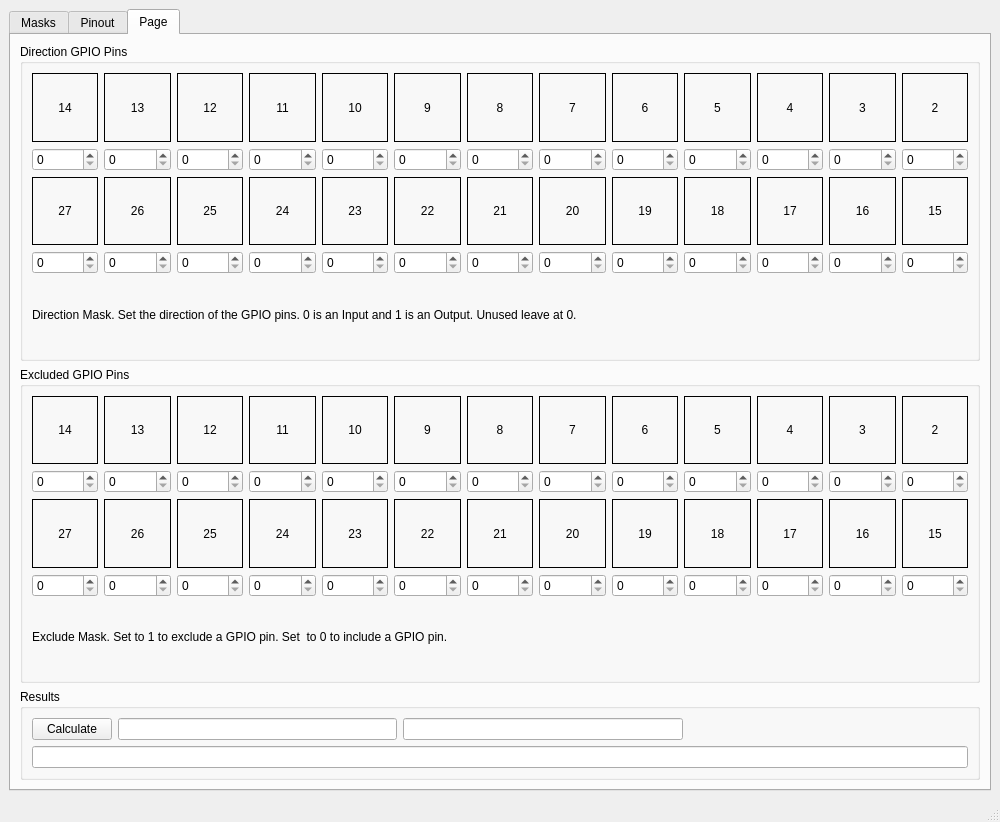
Qt form rpi-gpio/src/rpi-gpio.ui (jethornton/rpi_gpio) before a commit.
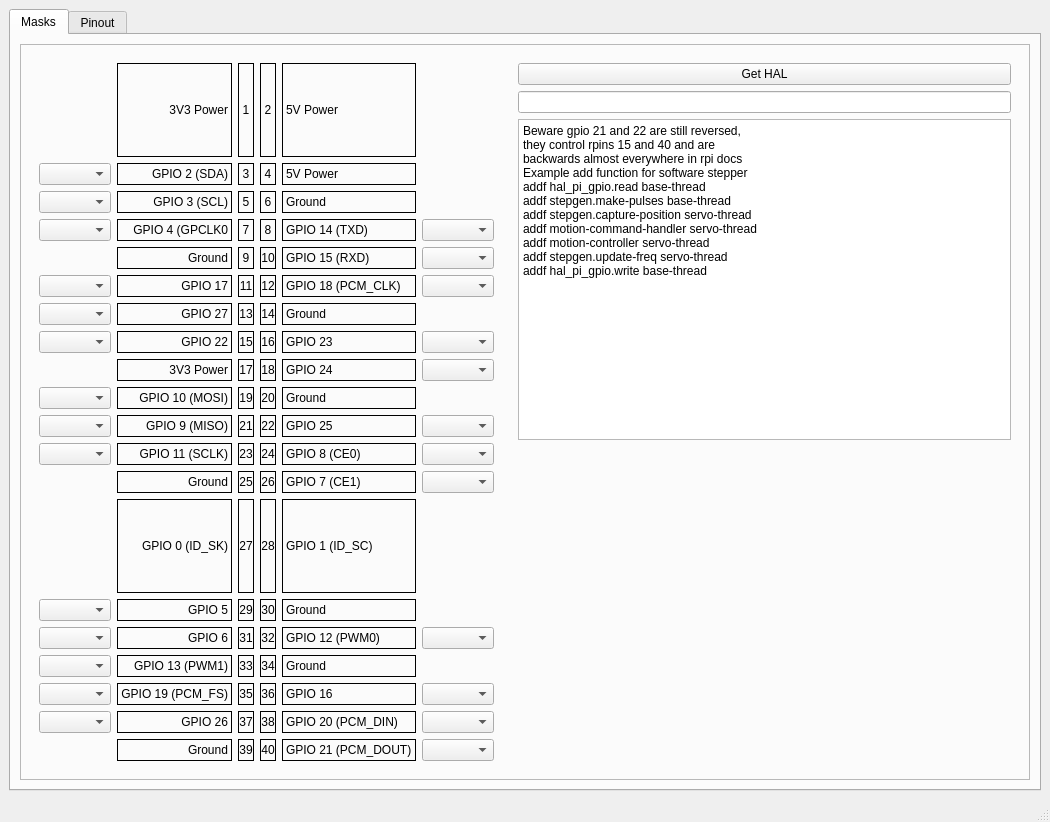
The same form after that commit. The open tabs and pages were chosen to show the change.

Commit message: remove old code

Patch:
```diff
--- a/rpi-gpio/src/rpi-gpio.ui
+++ b/rpi-gpio/src/rpi-gpio.ui
@@ -6,7 +6,7 @@
    <rect>
     <x>0</x>
     <y>0</y>
-    <width>1000</width>
+    <width>1050</width>
     <height>822</height>
    </rect>
   </property>
@@ -58,7 +58,14 @@
                </spacer>
               </item>
               <item row="1" column="0">
-               <widget class="QLineEdit" name="halLE"/>
+               <widget class="QLineEdit" name="halLE">
+                <property name="minimumSize">
+                 <size>
+                  <width>350</width>
+                  <height>0</height>
+                 </size>
+                </property>
+               </widget>
               </item>
               <item row="2" column="0">
                <widget class="QPlainTextEdit" name="plainTextEdit">
@@ -1226,1129 +1233,6 @@
         </item>
        </layout>
       </widget>
-      <widget class="QWidget" name="tab_3">
-       <attribute name="title">
-        <string>Page</string>
-       </attribute>
-       <layout class="QGridLayout" name="gridLayout_7">
-        <item row="0" column="0">
-         <widget class="QGroupBox" name="groupBox">
-          <property name="title">
-           <string>Direction GPIO Pins</string>
-          </property>
-          <layout class="QGridLayout" name="gridLayout_2">
-           <item row="0" column="10">
-            <widget class="QLabel" name="label_3">
-             <property name="frameShape">
-              <enum>QFrame::Box</enum>
-             </property>
-             <property name="text">
-              <string>4</string>
-             </property>
-             <property name="alignment">
-              <set>Qt::AlignCenter</set>
-             </property>
-            </widget>
-           </item>
-           <item row="0" column="9">
-            <widget class="QLabel" name="label_4">
-             <property name="frameShape">
-              <enum>QFrame::Box</enum>
-             </property>
-             <property name="text">
-              <string>5</string>
-             </property>
-             <property name="alignment">
-              <set>Qt::AlignCenter</set>
-             </property>
-            </widget>
-           </item>
-           <item row="0" column="12">
-            <widget class="QLabel" name="label">
-             <property name="frameShape">
-              <enum>QFrame::Box</enum>
-             </property>
-             <property name="text">
-              <string>2</string>
-             </property>
-             <property name="alignment">
-              <set>Qt::AlignCenter</set>
-             </property>
-            </widget>
-           </item>
-           <item row="1" column="3">
-            <widget class="QSpinBox" name="dirSP_9">
-             <property name="maximum">
-              <number>1</number>
-             </property>
-            </widget>
-           </item>
-           <item row="1" column="4">
-            <widget class="QSpinBox" name="dirSP_8">
-             <property name="maximum">
-              <number>1</number>
-             </property>
-            </widget>
-           </item>
-           <item row="1" column="5">
-            <widget class="QSpinBox" name="dirSP_7">
-             <property name="maximum">
-              <number>1</number>
-             </property>
-            </widget>
-           </item>
-           <item row="1" column="6">
-            <widget class="QSpinBox" name="dirSP_6">
-             <property name="maximum">
-              <number>1</number>
-             </property>
-            </widget>
-           </item>
-           <item row="1" column="7">
-            <widget class="QSpinBox" name="dirSP_5">
-             <property name="maximum">
-              <number>1</number>
-             </property>
-            </widget>
-           </item>
-           <item row="1" column="8">
-            <widget class="QSpinBox" name="dirSP_4">
-             <property name="maximum">
-              <number>1</number>
-             </property>
-            </widget>
-           </item>
-           <item row="1" column="9">
-            <widget class="QSpinBox" name="dirSP_3">
-             <property name="maximum">
-              <number>1</number>
-             </property>
-            </widget>
-           </item>
-           <item row="1" column="10">
-            <widget class="QSpinBox" name="dirSP_2">
-             <property name="maximum">
-              <number>1</number>
-             </property>
-            </widget>
-           </item>
-           <item row="1" column="11">
-            <widget class="QSpinBox" name="dirSP_1">
-             <property name="maximum">
-              <number>1</number>
-             </property>
-            </widget>
-           </item>
-           <item row="1" column="12">
-            <widget class="QSpinBox" name="dirSP_0">
-             <property name="maximum">
-              <number>1</number>
-             </property>
-            </widget>
-           </item>
-           <item row="0" column="8">
-            <widget class="QLabel" name="label_5">
-             <property name="frameShape">
-              <enum>QFrame::Box</enum>
-             </property>
-             <property name="text">
-              <string>6</string>
-             </property>
-             <property name="alignment">
-              <set>Qt::AlignCenter</set>
-             </property>
-            </widget>
-           </item>
-           <item row="0" column="7">
-            <widget class="QLabel" name="label_6">
-             <property name="frameShape">
-              <enum>QFrame::Box</enum>
-             </property>
-             <property name="text">
-              <string>7</string>
-             </property>
-             <property name="alignment">
-              <set>Qt::AlignCenter</set>
-             </property>
-            </widget>
-           </item>
-           <item row="0" column="5">
-            <widget class="QLabel" name="label_8">
-             <property name="frameShape">
-              <enum>QFrame::Box</enum>
-             </property>
-             <property name="text">
-              <string>9</string>
-             </property>
-             <property name="alignment">
-              <set>Qt::AlignCenter</set>
-             </property>
-            </widget>
-           </item>
-           <item row="0" column="6">
-            <widget class="QLabel" name="label_7">
-             <property name="frameShape">
-              <enum>QFrame::Box</enum>
-             </property>
-             <property name="text">
-              <string>8</string>
-             </property>
-             <property name="alignment">
-              <set>Qt::AlignCenter</set>
-             </property>
-            </widget>
-           </item>
-           <item row="0" column="4">
-            <widget class="QLabel" name="label_9">
-             <property name="frameShape">
-              <enum>QFrame::Box</enum>
-             </property>
-             <property name="text">
-              <string>10</string>
-             </property>
-             <property name="alignment">
-              <set>Qt::AlignCenter</set>
-             </property>
-            </widget>
-           </item>
-           <item row="0" column="11">
-            <widget class="QLabel" name="label_2">
-             <property name="frameShape">
-              <enum>QFrame::Box</enum>
-             </property>
-             <property name="text">
-              <string>3</string>
-             </property>
-             <property name="alignment">
-              <set>Qt::AlignCenter</set>
-             </property>
-            </widget>
-           </item>
-           <item row="0" column="2">
-            <widget class="QLabel" name="label_11">
-             <property name="frameShape">
-              <enum>QFrame::Box</enum>
-             </property>
-             <property name="text">
-              <string>12</string>
-             </property>
-             <property name="alignment">
-              <set>Qt::AlignCenter</set>
-             </property>
-            </widget>
-           </item>
-           <item row="1" column="2">
-            <widget class="QSpinBox" name="dirSP_10">
-             <property name="maximum">
-              <number>1</number>
-             </property>
-            </widget>
-           </item>
-           <item row="1" column="1">
-            <widget class="QSpinBox" name="dirSP_11">
-             <property name="maximum">
-              <number>1</number>
-             </property>
-            </widget>
-           </item>
-           <item row="0" column="3">
-            <widget class="QLabel" name="label_10">
-             <property name="frameShape">
-              <enum>QFrame::Box</enum>
-             </property>
-             <property name="text">
-              <string>11</string>
-             </property>
-             <property name="alignment">
-              <set>Qt::AlignCenter</set>
-             </property>
-            </widget>
-           </item>
-           <item row="0" column="1">
-            <widget class="QLabel" name="label_12">
-             <property name="frameShape">
-              <enum>QFrame::Box</enum>
-             </property>
-             <property name="text">
-              <string>13</string>
-             </property>
-             <property name="alignment">
-              <set>Qt::AlignCenter</set>
-             </property>
-            </widget>
-           </item>
-           <item row="0" column="0">
-            <widget class="QLabel" name="label_13">
-             <property name="frameShape">
-              <enum>QFrame::Box</enum>
-             </property>
-             <property name="text">
-              <string>14</string>
-             </property>
-             <property name="alignment">
-              <set>Qt::AlignCenter</set>
-             </property>
-            </widget>
-           </item>
-           <item row="1" column="0">
-            <widget class="QSpinBox" name="dirSP_12">
-             <property name="maximum">
-              <number>1</number>
-             </property>
-            </widget>
-           </item>
-           <item row="2" column="12">
-            <widget class="QLabel" name="label_49">
-             <property name="frameShape">
-              <enum>QFrame::Box</enum>
-             </property>
-             <property name="text">
-              <string>15</string>
-             </property>
-             <property name="alignment">
-              <set>Qt::AlignCenter</set>
-             </property>
-            </widget>
-           </item>
-           <item row="2" column="11">
-            <widget class="QLabel" name="label_48">
-             <property name="frameShape">
-              <enum>QFrame::Box</enum>
-             </property>
-             <property name="text">
-              <string>16</string>
-             </property>
-             <property name="alignment">
-              <set>Qt::AlignCenter</set>
-             </property>
-            </widget>
-           </item>
-           <item row="2" column="10">
-            <widget class="QLabel" name="label_47">
-             <property name="frameShape">
-              <enum>QFrame::Box</enum>
-             </property>
-             <property name="text">
-              <string>17</string>
-             </property>
-             <property name="alignment">
-              <set>Qt::AlignCenter</set>
-             </property>
-            </widget>
-           </item>
-           <item row="2" column="9">
-            <widget class="QLabel" name="label_23">
-             <property name="frameShape">
-              <enum>QFrame::Box</enum>
-             </property>
-             <property name="text">
-              <string>18</string>
-             </property>
-             <property name="alignment">
-              <set>Qt::AlignCenter</set>
-             </property>
-            </widget>
-           </item>
-           <item row="2" column="8">
-            <widget class="QLabel" name="label_22">
-             <property name="frameShape">
-              <enum>QFrame::Box</enum>
-             </property>
-             <property name="text">
-              <string>19</string>
-             </property>
-             <property name="alignment">
-              <set>Qt::AlignCenter</set>
-             </property>
-            </widget>
-           </item>
-           <item row="2" column="7">
-            <widget class="QLabel" name="label_21">
-             <property name="frameShape">
-              <enum>QFrame::Box</enum>
-             </property>
-             <property name="text">
-              <string>20</string>
-             </property>
-             <property name="alignment">
-              <set>Qt::AlignCenter</set>
-             </property>
-            </widget>
-           </item>
-           <item row="2" column="6">
-            <widget class="QLabel" name="label_20">
-             <property name="frameShape">
-              <enum>QFrame::Box</enum>
-             </property>
-             <property name="text">
-              <string>21</string>
-             </property>
-             <property name="alignment">
-              <set>Qt::AlignCenter</set>
-             </property>
-            </widget>
-           </item>
-           <item row="2" column="5">
-            <widget class="QLabel" name="label_19">
-             <property name="frameShape">
-              <enum>QFrame::Box</enum>
-             </property>
-             <property name="text">
-              <string>22</string>
-             </property>
-             <property name="alignment">
-              <set>Qt::AlignCenter</set>
-             </property>
-            </widget>
-           </item>
-           <item row="2" column="4">
-            <widget class="QLabel" name="label_18">
-             <property name="frameShape">
-              <enum>QFrame::Box</enum>
-             </property>
-             <property name="text">
-              <string>23</string>
-             </property>
-             <property name="alignment">
-              <set>Qt::AlignCenter</set>
-             </property>
-            </widget>
-           </item>
-           <item row="2" column="3">
-            <widget class="QLabel" name="label_17">
-             <property name="frameShape">
-              <enum>QFrame::Box</enum>
-             </property>
-             <property name="text">
-              <string>24</string>
-             </property>
-             <property name="alignment">
-              <set>Qt::AlignCenter</set>
-             </property>
-            </widget>
-           </item>
-           <item row="2" column="2">
-            <widget class="QLabel" name="label_16">
-             <property name="frameShape">
-              <enum>QFrame::Box</enum>
-             </property>
-             <property name="text">
-              <string>25</string>
-             </property>
-             <property name="alignment">
-              <set>Qt::AlignCenter</set>
-             </property>
-            </widget>
-           </item>
-           <item row="3" column="12">
-            <widget class="QSpinBox" name="dirSP_13">
-             <property name="maximum">
-              <number>1</number>
-             </property>
-            </widget>
-           </item>
-           <item row="3" column="11">
-            <widget class="QSpinBox" name="dirSP_14">
-             <property name="maximum">
-              <number>1</number>
-             </property>
-            </widget>
-           </item>
-           <item row="3" column="10">
-            <widget class="QSpinBox" name="dirSP_15">
-             <property name="maximum">
-              <number>1</number>
-             </property>
-            </widget>
-           </item>
-           <item row="3" column="9">
-            <widget class="QSpinBox" name="dirSP_16">
-             <property name="maximum">
-              <number>1</number>
-             </property>
-            </widget>
-           </item>
-           <item row="3" column="8">
-            <widget class="QSpinBox" name="dirSP_17">
-             <property name="maximum">
-              <number>1</number>
-             </property>
-            </widget>
-           </item>
-           <item row="3" column="7">
-            <widget class="QSpinBox" name="dirSP_18">
-             <property name="maximum">
-              <number>1</number>
-             </property>
-            </widget>
-           </item>
-           <item row="3" column="6">
-            <widget class="QSpinBox" name="dirSP_19">
-             <property name="maximum">
-              <number>1</number>
-             </property>
-            </widget>
-           </item>
-           <item row="3" column="5">
-            <widget class="QSpinBox" name="dirSP_20">
-             <property name="maximum">
-              <number>1</number>
-             </property>
-            </widget>
-           </item>
-           <item row="3" column="4">
-            <widget class="QSpinBox" name="dirSP_21">
-             <property name="maximum">
-              <number>1</number>
-             </property>
-            </widget>
-           </item>
-           <item row="3" column="3">
-            <widget class="QSpinBox" name="dirSP_22">
-             <property name="maximum">
-              <number>1</number>
-             </property>
-            </widget>
-           </item>
-           <item row="3" column="2">
-            <widget class="QSpinBox" name="dirSP_23">
-             <property name="maximum">
-              <number>1</number>
-             </property>
-            </widget>
-           </item>
-           <item row="2" column="1">
-            <widget class="QLabel" name="label_24">
-             <property name="frameShape">
-              <enum>QFrame::Box</enum>
-             </property>
-             <property name="text">
-              <string>26</string>
-             </property>
-             <property name="alignment">
-              <set>Qt::AlignCenter</set>
-             </property>
-            </widget>
-           </item>
-           <item row="2" column="0">
-            <widget class="QLabel" name="label_25">
-             <property name="frameShape">
-              <enum>QFrame::Box</enum>
-             </property>
-             <property name="text">
-              <string>27</string>
-             </property>
-             <property name="alignment">
-              <set>Qt::AlignCenter</set>
-             </property>
-            </widget>
-           </item>
-           <item row="3" column="1">
-            <widget class="QSpinBox" name="dirSP_24">
-             <property name="maximum">
-              <number>1</number>
-             </property>
-            </widget>
-           </item>
-           <item row="3" column="0">
-            <widget class="QSpinBox" name="dirSP_25">
-             <property name="maximum">
-              <number>1</number>
-             </property>
-            </widget>
-           </item>
-           <item row="4" column="0" colspan="13">
-            <widget class="QLabel" name="label_14">
-             <property name="text">
-              <string>Direction Mask. Set the direction of the GPIO pins. 0 is an Input and 1 is an Output. Unused leave at 0.</string>
-             </property>
-            </widget>
-           </item>
-          </layout>
-         </widget>
-        </item>
-        <item row="1" column="0">
-         <widget class="QGroupBox" name="groupBox_2">
-          <property name="title">
-           <string>Excluded GPIO Pins</string>
-          </property>
-          <layout class="QGridLayout" name="gridLayout_3">
-           <item row="2" column="8">
-            <widget class="QLabel" name="label_44">
-             <property name="frameShape">
-              <enum>QFrame::Box</enum>
-             </property>
-             <property name="text">
-              <string>19</string>
-             </property>
-             <property name="alignment">
-              <set>Qt::AlignCenter</set>
-             </property>
-            </widget>
-           </item>
-           <item row="2" column="2">
-            <widget class="QLabel" name="label_39">
-             <property name="frameShape">
-              <enum>QFrame::Box</enum>
-             </property>
-             <property name="text">
-              <string>25</string>
-             </property>
-             <property name="alignment">
-              <set>Qt::AlignCenter</set>
-             </property>
-            </widget>
-           </item>
-           <item row="2" column="10">
-            <widget class="QLabel" name="label_52">
-             <property name="frameShape">
-              <enum>QFrame::Box</enum>
-             </property>
-             <property name="text">
-              <string>17</string>
-             </property>
-             <property name="alignment">
-              <set>Qt::AlignCenter</set>
-             </property>
-            </widget>
-           </item>
-           <item row="0" column="4">
-            <widget class="QLabel" name="label_35">
-             <property name="frameShape">
-              <enum>QFrame::Box</enum>
-             </property>
-             <property name="text">
-              <string>10</string>
-             </property>
-             <property name="alignment">
-              <set>Qt::AlignCenter</set>
-             </property>
-            </widget>
-           </item>
-           <item row="1" column="12">
-            <widget class="QSpinBox" name="excludeSP_0">
-             <property name="maximum">
-              <number>1</number>
-             </property>
-            </widget>
-           </item>
-           <item row="0" column="12">
-            <widget class="QLabel" name="label_31">
-             <property name="frameShape">
-              <enum>QFrame::Box</enum>
-             </property>
-             <property name="text">
-              <string>2</string>
-             </property>
-             <property name="alignment">
-              <set>Qt::AlignCenter</set>
-             </property>
-            </widget>
-           </item>
-           <item row="0" column="8">
-            <widget class="QLabel" name="label_32">
-             <property name="frameShape">
-              <enum>QFrame::Box</enum>
-             </property>
-             <property name="text">
-              <string>6</string>
-             </property>
-             <property name="alignment">
-              <set>Qt::AlignCenter</set>
-             </property>
-            </widget>
-           </item>
-           <item row="2" column="5">
-            <widget class="QLabel" name="label_41">
-             <property name="frameShape">
-              <enum>QFrame::Box</enum>
-             </property>
-             <property name="text">
-              <string>22</string>
-             </property>
-             <property name="alignment">
-              <set>Qt::AlignCenter</set>
-             </property>
-            </widget>
-           </item>
-           <item row="1" column="8">
-            <widget class="QSpinBox" name="excludeSP_4">
-             <property name="maximum">
-              <number>1</number>
-             </property>
-            </widget>
-           </item>
-           <item row="2" column="4">
-            <widget class="QLabel" name="label_45">
-             <property name="frameShape">
-              <enum>QFrame::Box</enum>
-             </property>
-             <property name="text">
-              <string>23</string>
-             </property>
-             <property name="alignment">
-              <set>Qt::AlignCenter</set>
-             </property>
-            </widget>
-           </item>
-           <item row="0" column="9">
-            <widget class="QLabel" name="label_33">
-             <property name="frameShape">
-              <enum>QFrame::Box</enum>
-             </property>
-             <property name="text">
-              <string>5</string>
-             </property>
-             <property name="alignment">
-              <set>Qt::AlignCenter</set>
-             </property>
-            </widget>
-           </item>
-           <item row="1" column="10">
-            <widget class="QSpinBox" name="excludeSP_2">
-             <property name="maximum">
-              <number>1</number>
-             </property>
-            </widget>
-           </item>
-           <item row="1" column="6">
-            <widget class="QSpinBox" name="excludeSP_6">
-             <property name="maximum">
-              <number>1</number>
-             </property>
-            </widget>
-           </item>
-           <item row="2" column="12">
-            <widget class="QLabel" name="label_50">
-             <property name="frameShape">
-              <enum>QFrame::Box</enum>
-             </property>
-             <property name="text">
-              <string>15</string>
-             </property>
-             <property name="alignment">
-              <set>Qt::AlignCenter</set>
-             </property>
-            </widget>
-           </item>
-           <item row="2" column="7">
-            <widget class="QLabel" name="label_46">
-             <property name="frameShape">
-              <enum>QFrame::Box</enum>
-             </property>
-             <property name="text">
-              <string>20</string>
-             </property>
-             <property name="alignment">
-              <set>Qt::AlignCenter</set>
-             </property>
-            </widget>
-           </item>
-           <item row="2" column="11">
-            <widget class="QLabel" name="label_51">
-             <property name="frameShape">
-              <enum>QFrame::Box</enum>
-             </property>
-             <property name="text">
-              <string>16</string>
-             </property>
-             <property name="alignment">
-              <set>Qt::AlignCenter</set>
-             </property>
-            </widget>
-           </item>
-           <item row="1" column="9">
-            <widget class="QSpinBox" name="excludeSP_3">
-             <property name="maximum">
-              <number>1</number>
-             </property>
-            </widget>
-           </item>
-           <item row="0" column="5">
-            <widget class="QLabel" name="label_29">
-             <property name="frameShape">
-              <enum>QFrame::Box</enum>
-             </property>
-             <property name="text">
-              <string>9</string>
-             </property>
-             <property name="alignment">
-              <set>Qt::AlignCenter</set>
-             </property>
-            </widget>
-           </item>
-           <item row="0" column="6">
-            <widget class="QLabel" name="label_34">
-             <property name="frameShape">
-              <enum>QFrame::Box</enum>
-             </property>
-             <property name="text">
-              <string>8</string>
-             </property>
-             <property name="alignment">
-              <set>Qt::AlignCenter</set>
-             </property>
-            </widget>
-           </item>
-           <item row="2" column="9">
-            <widget class="QLabel" name="label_43">
-             <property name="frameShape">
-              <enum>QFrame::Box</enum>
-             </property>
-             <property name="text">
-              <string>18</string>
-             </property>
-             <property name="alignment">
-              <set>Qt::AlignCenter</set>
-             </property>
-            </widget>
-           </item>
-           <item row="0" column="3">
-            <widget class="QLabel" name="label_36">
-             <property name="frameShape">
-              <enum>QFrame::Box</enum>
-             </property>
-             <property name="text">
-              <string>11</string>
-             </property>
-             <property name="alignment">
-              <set>Qt::AlignCenter</set>
-             </property>
-            </widget>
-           </item>
-           <item row="2" column="0">
-            <widget class="QLabel" name="label_38">
-             <property name="frameShape">
-              <enum>QFrame::Box</enum>
-             </property>
-             <property name="text">
-              <string>27</string>
-             </property>
-             <property name="alignment">
-              <set>Qt::AlignCenter</set>
-             </property>
-            </widget>
-           </item>
-           <item row="0" column="7">
-            <widget class="QLabel" name="label_30">
-             <property name="frameShape">
-              <enum>QFrame::Box</enum>
-             </property>
-             <property name="text">
-              <string>7</string>
-             </property>
-             <property name="alignment">
-              <set>Qt::AlignCenter</set>
-             </property>
-            </widget>
-           </item>
-           <item row="1" column="7">
-            <widget class="QSpinBox" name="excludeSP_5">
-             <property name="maximum">
-              <number>1</number>
-             </property>
-            </widget>
-           </item>
-           <item row="1" column="5">
-            <widget class="QSpinBox" name="excludeSP_7">
-             <property name="maximum">
-              <number>1</number>
-             </property>
-            </widget>
-           </item>
-           <item row="0" column="10">
-            <widget class="QLabel" name="label_27">
-             <property name="frameShape">
-              <enum>QFrame::Box</enum>
-             </property>
-             <property name="text">
-              <string>4</string>
-             </property>
-             <property name="alignment">
-              <set>Qt::AlignCenter</set>
-             </property>
-            </widget>
-           </item>
-           <item row="2" column="6">
-            <widget class="QLabel" name="label_53">
-             <property name="frameShape">
-              <enum>QFrame::Box</enum>
-             </property>
-             <property name="text">
-              <string>21</string>
-             </property>
-             <property name="alignment">
-              <set>Qt::AlignCenter</set>
-             </property>
-            </widget>
-           </item>
-           <item row="2" column="3">
-            <widget class="QLabel" name="label_42">
-             <property name="frameShape">
-              <enum>QFrame::Box</enum>
-             </property>
-             <property name="text">
-              <string>24</string>
-             </property>
-             <property name="alignment">
-              <set>Qt::AlignCenter</set>
-             </property>
-            </widget>
-           </item>
-           <item row="0" column="11">
-            <widget class="QLabel" name="label_28">
-             <property name="frameShape">
-              <enum>QFrame::Box</enum>
-             </property>
-             <property name="text">
-              <string>3</string>
-             </property>
-             <property name="alignment">
-              <set>Qt::AlignCenter</set>
-             </property>
-            </widget>
-           </item>
-           <item row="2" column="1">
-            <widget class="QLabel" name="label_40">
-             <property name="frameShape">
-              <enum>QFrame::Box</enum>
-             </property>
-             <property name="text">
-              <string>26</string>
-             </property>
-             <property name="alignment">
-              <set>Qt::AlignCenter</set>
-             </property>
-            </widget>
-           </item>
-           <item row="0" column="2">
-            <widget class="QLabel" name="label_26">
-             <property name="frameShape">
-              <enum>QFrame::Box</enum>
-             </property>
-             <property name="text">
-              <string>12</string>
-             </property>
-             <property name="alignment">
-              <set>Qt::AlignCenter</set>
-             </property>
-            </widget>
-           </item>
-           <item row="1" column="4">
-            <widget class="QSpinBox" name="excludeSP_8">
-             <property name="maximum">
-              <number>1</number>
-             </property>
-            </widget>
-           </item>
-           <item row="1" column="11">
-            <widget class="QSpinBox" name="excludeSP_1">
-             <property name="maximum">
-              <number>1</number>
-             </property>
-            </widget>
-           </item>
-           <item row="0" column="0">
-            <widget class="QLabel" name="label_15">
-             <property name="frameShape">
-              <enum>QFrame::Box</enum>
-             </property>
-             <property name="text">
-              <string>14</string>
-             </property>
-             <property name="alignment">
-              <set>Qt::AlignCenter</set>
-             </property>
-            </widget>
-           </item>
-           <item row="0" column="1">
-            <widget class="QLabel" name="label_37">
-             <property name="frameShape">
-              <enum>QFrame::Box</enum>
-             </property>
-             <property name="text">
-              <string>13</string>
-             </property>
-             <property name="alignment">
-              <set>Qt::AlignCenter</set>
-             </property>
-            </widget>
-           </item>
-           <item row="1" column="3">
-            <widget class="QSpinBox" name="excludeSP_9">
-             <property name="maximum">
-              <number>1</number>
-             </property>
-            </widget>
-           </item>
-           <item row="1" column="2">
-            <widget class="QSpinBox" name="excludeSP_10">
-             <property name="maximum">
-              <number>1</number>
-             </property>
-            </widget>
-           </item>
-           <item row="1" column="1">
-            <widget class="QSpinBox" name="excludeSP_11">
-             <property name="maximum">
-              <number>1</number>
-             </property>
-            </widget>
-           </item>
-           <item row="1" column="0">
-            <widget class="QSpinBox" name="excludeSP_12">
-             <property name="maximum">
-              <number>1</number>
-             </property>
-            </widget>
-           </item>
-           <item row="3" column="4">
-            <widget class="QSpinBox" name="excludeSP_21">
-             <property name="maximum">
-              <number>1</number>
-             </property>
-            </widget>
-           </item>
-           <item row="3" column="12">
-            <widget class="QSpinBox" name="excludeSP_13">
-             <property name="maximum">
-              <number>1</number>
-             </property>
-            </widget>
-           </item>
-           <item row="3" column="11">
-            <widget class="QSpinBox" name="excludeSP_14">
-             <property name="maximum">
-              <number>1</number>
-             </property>
-            </widget>
-           </item>
-           <item row="3" column="7">
-            <widget class="QSpinBox" name="excludeSP_18">
-             <property name="maximum">
-              <number>1</number>
-             </property>
-            </widget>
-           </item>
-           <item row="3" column="3">
-            <widget class="QSpinBox" name="excludeSP_22">
-             <property name="maximum">
-              <number>1</number>
-             </property>
-            </widget>
-           </item>
-           <item row="3" column="2">
-            <widget class="QSpinBox" name="excludeSP_23">
-             <property name="maximum">
-              <number>1</number>
-             </property>
-            </widget>
-           </item>
-           <item row="3" column="1">
-            <widget class="QSpinBox" name="excludeSP_24">
-             <property name="maximum">
-              <number>1</number>
-             </property>
-            </widget>
-           </item>
-           <item row="3" column="0">
-            <widget class="QSpinBox" name="excludeSP_25">
-             <property name="maximum">
-              <number>1</number>
-             </property>
-            </widget>
-           </item>
-           <item row="3" column="10">
-            <widget class="QSpinBox" name="excludeSP_15">
-             <property name="maximum">
-              <number>1</number>
-             </property>
-            </widget>
-           </item>
-           <item row="3" column="9">
-            <widget class="QSpinBox" name="excludeSP_16">
-             <property name="maximum">
-              <number>1</number>
-             </property>
-            </widget>
-           </item>
-           <item row="3" column="8">
-            <widget class="QSpinBox" name="excludeSP_17">
-             <property name="maximum">
-              <number>1</number>
-             </property>
-            </widget>
-           </item>
-           <item row="3" column="6">
-            <widget class="QSpinBox" name="excludeSP_19">
-             <property name="maximum">
-              <number>1</number>
-             </property>
-            </widget>
-           </item>
-           <item row="3" column="5">
-            <widget class="QSpinBox" name="excludeSP_20">
-             <property name="maximum">
-              <number>1</number>
-             </property>
-            </widget>
-           </item>
-           <item row="4" column="0" colspan="13">
-            <widget class="QLabel" name="label_54">
-             <property name="text">
-              <string>Exclude Mask. Set to 1 to exclude a GPIO pin. Set  to 0 to include a GPIO pin.</string>
-             </property>
-            </widget>
-           </item>
-          </layout>
-         </widget>
-        </item>
-        <item row="2" column="0">
-         <widget class="QGroupBox" name="groupBox_3">
-          <property name="sizePolicy">
-           <sizepolicy hsizetype="Preferred" vsizetype="Fixed">
-            <horstretch>0</horstretch>
-            <verstretch>0</verstretch>
-           </sizepolicy>
-          </property>
-          <property name="title">
-           <string>Results</string>
-          </property>
-          <layout class="QGridLayout" name="gridLayout_4">
-           <item row="0" column="0">
-            <widget class="QPushButton" name="calculatePB">
-             <property name="text">
-              <string>Calculate</string>
-             </property>
-            </widget>
-           </item>
-           <item row="0" column="1">
-            <widget class="QLineEdit" name="directionLE"/>
-           </item>
-           <item row="0" column="2">
-            <widget class="QLineEdit" name="excludeLE"/>
-           </item>
-           <item row="0" column="3">
-            <spacer name="horizontalSpacer">
-             <property name="orientation">
-              <enum>Qt::Horizontal</enum>
-             </property>
-             <property name="sizeHint" stdset="0">
-              <size>
-               <width>40</width>
-               <height>20</height>
-              </size>
-             </property>
-            </spacer>
-           </item>
-           <item row="1" column="0" colspan="4">
-            <widget class="QLineEdit" name="loadrtLE"/>
-           </item>
-          </layout>
-         </widget>
-        </item>
-       </layout>
-      </widget>
      </widget>
     </item>
    </layout>
```
Left out of the diff: 2 changed lines with no effect on the pictures. The commit also changes 2 other files.
